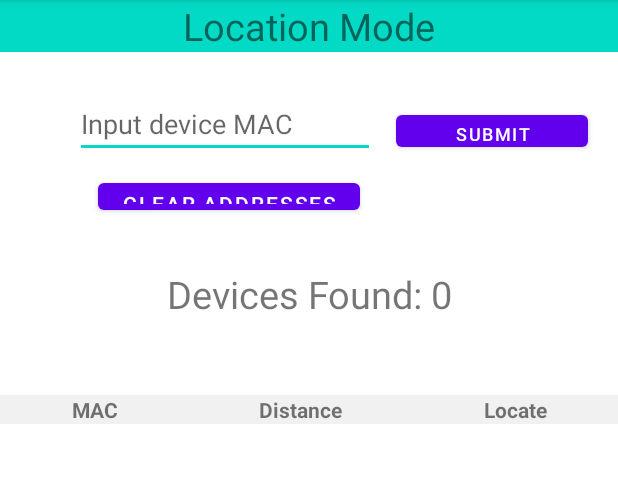
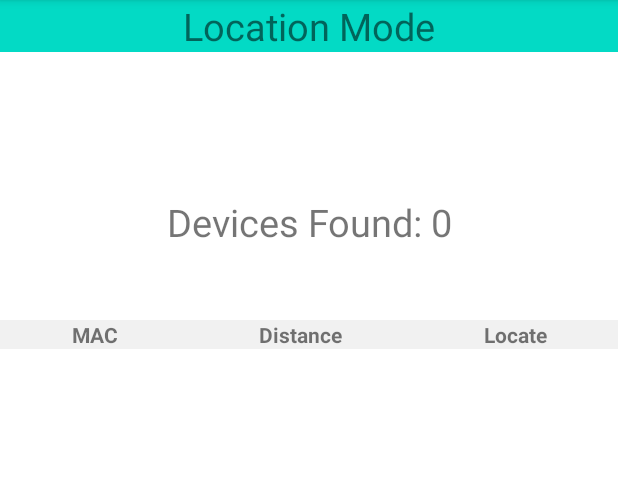
Before and after one commit to ImBerkayKaplan/Privacy-Tag-Artifacts, an Android app: the BleScanner screen opened directly, with no data from a screen before it, on a phone screen of 412 x 824 dp, the part 84-567 px from its top. Run offline under Robolectric (Android 15) with nearby library versions, the phone set to English and light mode, and no system bars.

Commit message:
Removed the filtering methods

```diff
--- a/Android Application/app/src/main/java/com/example/SPLICEApp/BleScanner.java
+++ b/Android Application/app/src/main/java/com/example/SPLICEApp/BleScanner.java
@@ -22,37 +22,27 @@ import android.util.Log;
 import android.view.Gravity;
 import android.view.View;
 import android.widget.Button;
-import android.widget.EditText;
 import android.widget.LinearLayout;
 import android.widget.TableLayout;
 import android.widget.TableRow;
 import android.widget.TextView;
 
-import java.io.BufferedReader;
-import java.io.File;
-import java.io.FileInputStream;
-import java.io.FileNotFoundException;
-import java.io.FileOutputStream;
-import java.io.FileReader;
-import java.io.IOException;
-import java.io.InputStreamReader;
+import java.text.MessageFormat;
 import java.util.ArrayList;
-import java.util.Arrays;
 import java.util.HashMap;
-import java.util.HashSet;
 import java.util.Map;
+import java.util.Objects;
 import java.util.UUID;
 
 @RequiresApi(api = Build.VERSION_CODES.LOLLIPOP)
 public class BleScanner extends AppCompatActivity {
-    private static HashMap<String, String> db = new HashMap<>();
-    private String DEVICE_ADDRESS_FILTER = "XX:XX:XX:XX:XX:XX";  // E1:6F:AB:4F:85:25
-    private HashSet<String> stored_addresses = new HashSet<>();
-    private HashMap<View, byte[]> trigger_by_address = new HashMap<>();
 
-    private HashMap<String, Long> last_scanned_time_by_address = new HashMap<>();
-    private Handler handler = new Handler();
-    private Runnable remove_older_address_thread = new Runnable() {
+    private static final HashMap<String, String> db = new HashMap<>();
+    private final HashMap<View, byte[]> trigger_by_address = new HashMap<>();
+
+    private final HashMap<String, Long> last_scanned_time_by_address = new HashMap<>();
+    private final Handler handler = new Handler();
+    private final Runnable remove_older_address_thread = new Runnable() {
         @Override
         public void run() {
             long current_time = System.currentTimeMillis();
@@ -78,7 +68,7 @@ public class BleScanner extends AppCompatActivity {
                 }
             }
             TextView tv = (TextView) findViewById(R.id.NumDevices);
-            tv.setText("Devices Found: " + db.size());
+            tv.setText(MessageFormat.format("Devices Found: {0}", db.size()));
 
             handler.postDelayed(this, 10000);
         }
@@ -90,93 +80,10 @@ public class BleScanner extends AppCompatActivity {
         super.onCreate(savedInstanceState);
         setContentView(R.layout.location_screen);
         TextView tv = (TextView) findViewById(R.id.NumDevices);
-        tv.setText("Devices Found: " + db.size());
-
-        // populate UI with stored database
-        /*TableLayout tl = (TableLayout) findViewById(R.id.MAC_RSSI);
-        for (Map.Entry<String, String> entry : db.entrySet()) {
-            TableRow tr_head = new TableRow(getApplicationContext());
-
-            TextView MAC_view = new TextView(getApplicationContext());
-            LinearLayout.LayoutParams MAC_params = new TableRow.LayoutParams(
-                    TableRow.LayoutParams.WRAP_CONTENT, TableRow.LayoutParams.WRAP_CONTENT, 1.0f);
-            MAC_params.setMargins(0, 1, 1, 1);
-            MAC_view.setLayoutParams(MAC_params);
-            MAC_view.setText(entry.getKey());
-            MAC_view.setTextColor(Color.BLACK);
-            MAC_view.setGravity(Gravity.CENTER);
-            MAC_view.setBackgroundColor(Color.WHITE);
-            tr_head.addView(MAC_view);
-
-            TextView RSSI_view = new TextView(getApplicationContext());
-            LinearLayout.LayoutParams RSSI_params = new TableRow.LayoutParams(
-                    TableRow.LayoutParams.WRAP_CONTENT, TableRow.LayoutParams.WRAP_CONTENT, 1.0f);
-            RSSI_params.setMargins(1, 1, 1, 1);
-            RSSI_view.setLayoutParams(RSSI_params);
-            RSSI_view.setText(String.valueOf(entry.getValue()));
-            RSSI_view.setTextColor(Color.BLACK);
-            RSSI_view.setGravity(Gravity.CENTER);
-            RSSI_view.setBackgroundColor(Color.WHITE);
-            tr_head.addView(RSSI_view);
-
-            tl.addView(tr_head, new TableLayout.LayoutParams(TableLayout.LayoutParams.MATCH_PARENT, TableLayout.LayoutParams.WRAP_CONTENT));
-        }*/
-
-        File file = getFileStreamPath("addresses.txt");
-        if (file != null && file.exists()) {
-
-            try {
-                FileInputStream fis = openFileInput("addresses.txt");
-                InputStreamReader isr = new InputStreamReader(fis);
-                BufferedReader bf = new BufferedReader(isr);
-
-                // BufferedReader bf = new BufferedReader(new FileReader("addresses.txt"));
-                String line = "";
-                while (true) {
-                    try {
-                        if (!((line = bf.readLine()) != null)) break;
-                        Log.i("Address", line);
-                        stored_addresses.add(line);
-                    } catch (IOException e) {
-                        e.printStackTrace();
-                    }
-                }
-                bf.close();
-            } catch (Exception e) {
-                e.printStackTrace();
-            }
-        }
+        tv.setText(MessageFormat.format("Devices Found: {0}", db.size()));
 
         ScanBLEDevices();
         handler.post(remove_older_address_thread);
-    }
-
-    public void saveAddress(View view){
-        final EditText addressView = (EditText) findViewById(R.id.inputAddress);
-        DEVICE_ADDRESS_FILTER = addressView.getText().toString();
-        stored_addresses.add(DEVICE_ADDRESS_FILTER);
-
-        try {
-            FileOutputStream outputStream = openFileOutput("addresses.txt", MODE_APPEND);
-            outputStream.write((DEVICE_ADDRESS_FILTER + "\n").getBytes());
-            outputStream.flush();
-            outputStream.close();
-        } catch (IOException e) {
-            e.printStackTrace();
-        }
-
-        //ScanBLEDevices();  // TODO: need to uncomment later
-    }
-
-    public void removeAddresses(View view) {
-        try {
-            FileOutputStream outputStream = openFileOutput("addresses.txt", MODE_PRIVATE);
-            outputStream.write(("").getBytes());
-            outputStream.flush();
-            outputStream.close();
-        } catch (IOException e) {
-            e.printStackTrace();
-        }
     }
 
     private void ScanBLEDevices(){
@@ -196,17 +103,28 @@ public class BleScanner extends AppCompatActivity {
     }
 
     // BLE Device scan callback.
-    private ScanCallback bleScanCallback = new ScanCallback() {
+    private final ScanCallback bleScanCallback = new ScanCallback() {
         @Override
         public void onScanResult(int callbackType, ScanResult result) {
             super.onScanResult(callbackType, result);
-            if (stored_addresses.contains(result.getDevice().getAddress())) {
+
+            // Remove all beacons that don't conform to our standards
+            byte[] beacon = result.getScanRecord().getBytes();
+            int our_beacon = 0;
+            for(int i = 0; i < beacon.length && i < 25; i++){
+                our_beacon += beacon[i];
+                Log.e("Beacon:", String.valueOf(beacon[i]));
+            }
+            Log.e("Our Beacon Sum:", String.valueOf(our_beacon));
+            if(our_beacon != 117) return;
+
+            // Obtain the address of the device, and keep a record of when it was received
             String deviceID = result.getDevice().getAddress();
             last_scanned_time_by_address.put(deviceID, System.currentTimeMillis());
 
             // infers distance by RSSI
             int temp = result.getRssi();
-                String deviceRSSI = "";
+            String deviceRSSI;
             if(temp > -50){
                 deviceRSSI = "Less than 1 meter away";
             }else if(temp >-60){
@@ -215,23 +133,23 @@ public class BleScanner extends AppCompatActivity {
                 deviceRSSI = "More than 2 meters away";
             }
             String finalDeviceRSSI = deviceRSSI;
+
+
             if (!db.containsKey(deviceID)) {
                 // new device, add row to table
                 db.put(deviceID, deviceRSSI);
-                    runOnUiThread(new Runnable() {
                 //@Override
-                        public void run() {
+                runOnUiThread(() -> {
                     // update UI for num of devices
                     TextView tv = (TextView) findViewById(R.id.NumDevices);
-                            tv.setText("Devices Found: " + db.size());
+                    tv.setText(MessageFormat.format("Devices Found: {0}", db.size()));
 
                     // update UI for MAC-RSSI database
                     TableLayout tl = (TableLayout) findViewById(R.id.MAC_RSSI);
                     TableRow tr_head = new TableRow(getApplicationContext());
 
                     TextView MAC_view = new TextView(getApplicationContext());
-                            LinearLayout.LayoutParams MAC_params = new TableRow.LayoutParams(
-                                    TableRow.LayoutParams.WRAP_CONTENT, TableRow.LayoutParams.WRAP_CONTENT, 1.0f);
+                    LinearLayout.LayoutParams MAC_params = new TableRow.LayoutParams(TableRow.LayoutParams.WRAP_CONTENT, TableRow.LayoutParams.WRAP_CONTENT, 1.0f);
                     MAC_params.setMargins(0, 1, 1, 1);
                     MAC_view.setLayoutParams(MAC_params);
                     MAC_view.setText(deviceID);
@@ -242,8 +160,7 @@ public class BleScanner extends AppCompatActivity {
                     tr_head.addView(MAC_view);
 
                     TextView RSSI_view = new TextView(getApplicationContext());
-                            LinearLayout.LayoutParams RSSI_params = new TableRow.LayoutParams(
-                                    TableRow.LayoutParams.WRAP_CONTENT, TableRow.LayoutParams.WRAP_CONTENT, 1.0f);
+                    LinearLayout.LayoutParams RSSI_params = new TableRow.LayoutParams(TableRow.LayoutParams.WRAP_CONTENT, TableRow.LayoutParams.WRAP_CONTENT, 1.0f);
                     RSSI_params.setMargins(1, 1, 1, 1);
                     RSSI_view.setLayoutParams(RSSI_params);
                     RSSI_view.setText(finalDeviceRSSI);
@@ -254,31 +171,20 @@ public class BleScanner extends AppCompatActivity {
                     tr_head.addView(RSSI_view);
 
                     Button trigger_button = new Button(getApplicationContext());
-                            LinearLayout.LayoutParams trigger_params = new TableRow.LayoutParams(
-                                    TableRow.LayoutParams.WRAP_CONTENT, TableRow.LayoutParams.WRAP_CONTENT, 1.0f);
+                    LinearLayout.LayoutParams trigger_params = new TableRow.LayoutParams(TableRow.LayoutParams.WRAP_CONTENT, TableRow.LayoutParams.WRAP_CONTENT, 1.0f);
                     trigger_button.setLayoutParams(trigger_params);
+
                     // Determine if the incoming beacon is from acoustic or UWB board
-
-                            byte[] beacon = result.getScanRecord().getBytes();
                     int acoustics_or_uwb = 0;
                     for(int i = 0; i < beacon.length && i < 25; i++){
-                                Log.d("Beacon: ", "" + beacon[i]);
                             acoustics_or_uwb += beacon[i];
                     }
                         if (acoustics_or_uwb == 117){
                             trigger_button.setText("Activate Sound");
-                                trigger_button.setOnClickListener(new View.OnClickListener() {
-                                    @Override
-                                    public void onClick(View v) {
-                                        sendBeacon(v);
-                                    }
-                                });
+                            trigger_button.setOnClickListener(v -> sendBeacon(v));
                         }else {
                             trigger_button.setText("Activate UWB");
-                                trigger_button.setOnClickListener(new View.OnClickListener() {
-                                    @Override
-                                    public void onClick(View v) {
-                                    }
+                            trigger_button.setOnClickListener(v -> {
                             });
                         }
 
@@ -289,14 +195,11 @@ public class BleScanner extends AppCompatActivity {
 
                         tl.addView(tr_head, new TableLayout.LayoutParams(TableLayout.LayoutParams.MATCH_PARENT, TableLayout.LayoutParams.WRAP_CONTENT));
                         trigger_by_address.put(trigger_button, result.getScanRecord().getBytes());
-                        }
                     });
 
                 } else {
                     db.put(deviceID, deviceRSSI);
-                    runOnUiThread(new Runnable() {
-                        @Override
-                        public void run() {
+                    runOnUiThread(() -> {
                         // update UI for existing MAC with new RSSI value
                         TableLayout tl = (TableLayout) findViewById(R.id.MAC_RSSI);
                         for (int i = 0; i < tl.getChildCount(); i++) {
@@ -308,24 +211,18 @@ public class BleScanner extends AppCompatActivity {
                                 tv2.setText(finalDeviceRSSI);
                             }
                         }
-                        }
                     });
-
-                }
             }
         }
     };
 
     public void sendBeacon(View view) {
-        BluetoothLeAdvertiser advertiser = BluetoothAdapter.getDefaultAdapter()
-                .getBluetoothLeAdvertiser();
+        BluetoothLeAdvertiser advertiser = BluetoothAdapter.getDefaultAdapter().getBluetoothLeAdvertiser();
         ParcelUuid pUuid = new ParcelUuid(UUID.fromString(getString(R.string.ble_uuid)));
-
-        Log.e("trigger word", Arrays.toString(trigger_by_address.get(view)));
 
         byte[] value = new byte[6];
         for (int i = 0; i < 6; i++) {
-            value[i] = trigger_by_address.get(view)[i + 9];
+            value[i] = Objects.requireNonNull(trigger_by_address.get(view))[i + 9];
         }
 
         AdvertiseData data = (new AdvertiseData.Builder())
@@ -353,7 +250,6 @@ public class BleScanner extends AppCompatActivity {
                 super.onStartFailure(errorCode);
             }
         };
-
         advertiser.startAdvertising(settings, data, advertisingCallback);
     }
 }
--- a/Android Application/app/src/main/java/com/example/SPLICEApp/MainActivity.java
+++ b/Android Application/app/src/main/java/com/example/SPLICEApp/MainActivity.java
@@ -42,9 +42,4 @@ public class MainActivity extends AppCompatActivity {
         Intent intent = new Intent(this, NfcScanner.class);
         startActivity(intent);
     }
-
-    public void switchAcousticMode(View view) {
-        Intent intent = new Intent(this, acousticMode.class);
-        startActivity(intent);
-    }
 }
--- a/Android Application/app/src/main/res/layout/location_screen.xml
+++ b/Android Application/app/src/main/res/layout/location_screen.xml
@@ -23,7 +23,7 @@
         android:id="@+id/NumDevices"
         android:layout_width="match_parent"
         android:layout_height="wrap_content"
-        android:layout_marginTop="144dp"
+        android:layout_marginTop="96dp"
         android:background="@color/white"
         android:gravity="center"
         android:text="Devices Found: 0"
@@ -37,29 +37,30 @@
         android:id="@+id/MAC_RSSI"
         android:layout_width="match_parent"
         android:layout_height="wrap_content"
-        android:layout_marginTop="50dp"
+        android:layout_marginTop="48dp"
+        android:background="#f1f1f1"
         app:layout_constraintEnd_toEndOf="parent"
+        app:layout_constraintHorizontal_bias="0.0"
         app:layout_constraintStart_toStartOf="parent"
-        app:layout_constraintTop_toBottomOf="@+id/NumDevices"
-        android:background="#f1f1f1"
-        >
+        app:layout_constraintTop_toBottomOf="@+id/NumDevices">
 
         <TableRow>
-            <TextView
-                android:layout_width="wrap_content"
-                android:layout_height="wrap_content"
-                android:text="MAC"
-                android:textStyle="bold"
-                android:layout_weight="1"
-                android:gravity="center"/>
 
             <TextView
                 android:layout_width="wrap_content"
                 android:layout_height="wrap_content"
+                android:layout_weight="1"
+                android:gravity="center"
+                android:text="MAC"
+                android:textStyle="bold" />
+
+            <TextView
+                android:layout_width="wrap_content"
+                android:layout_height="wrap_content"
+                android:layout_weight="1"
+                android:gravity="center"
                 android:text="Distance"
-                android:textStyle="bold"
-                android:layout_weight="1"
-                android:gravity="center"/>
+                android:textStyle="bold" />
 
             <TextView
                 android:layout_width="wrap_content"
@@ -74,44 +75,4 @@
 
     </TableLayout>
 
-    <EditText
-        android:id="@+id/inputAddress"
-        android:layout_width="200dp"
-        android:layout_height="wrap_content"
-        android:layout_marginStart="50dp"
-        android:layout_marginLeft="50dp"
-        android:layout_marginTop="60dp"
-        android:layout_marginEnd="105dp"
-        android:layout_marginRight="105dp"
-        android:hint="Input device MAC"
-        app:layout_constraintEnd_toEndOf="parent"
-        app:layout_constraintHorizontal_bias="0.0"
-        app:layout_constraintStart_toStartOf="parent"
-        app:layout_constraintTop_toTopOf="parent" />
-
-    <Button
-        android:id="@+id/storeAddress"
-        android:layout_width="128dp"
-        android:layout_height="33dp"
-        android:layout_marginStart="264dp"
-        android:layout_marginLeft="264dp"
-        android:layout_marginTop="36dp"
-        android:onClick="saveAddress"
-        android:text="Submit Address"
-        android:textSize="12dp"
-        app:layout_constraintStart_toStartOf="parent"
-        app:layout_constraintTop_toBottomOf="@+id/locationModeTitle" />
-
-    <Button
-        android:id="@+id/removeAddresses"
-        android:layout_width="wrap_content"
-        android:layout_height="30dp"
-        android:layout_marginTop="12dp"
-        android:layout_marginEnd="172dp"
-        android:layout_marginRight="172dp"
-        android:onClick="removeAddresses"
-        android:text="Clear addresses"
-        app:layout_constraintEnd_toEndOf="parent"
-        app:layout_constraintTop_toBottomOf="@+id/storeAddress" />
-
 </androidx.constraintlayout.widget.ConstraintLayout>
--- a/Android Application/build.gradle
+++ b/Android Application/build.gradle
@@ -5,7 +5,7 @@ buildscript {
         jcenter()
     }
     dependencies {
-        classpath 'com.android.tools.build:gradle:4.1.3'
+        classpath 'com.android.tools.build:gradle:7.1.2'
 
         // NOTE: Do not place your application dependencies here; they belong
         // in the individual module build.gradle files
```
Also changed, not shown: Android Application/gradle/wrapper/gradle-wrapper.properties. Lines whose indentation alone changed are shown as unchanged.
